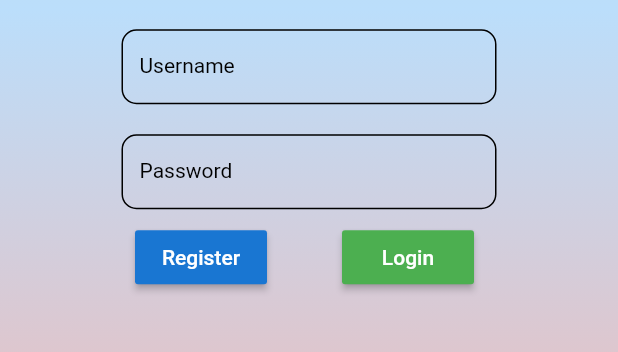
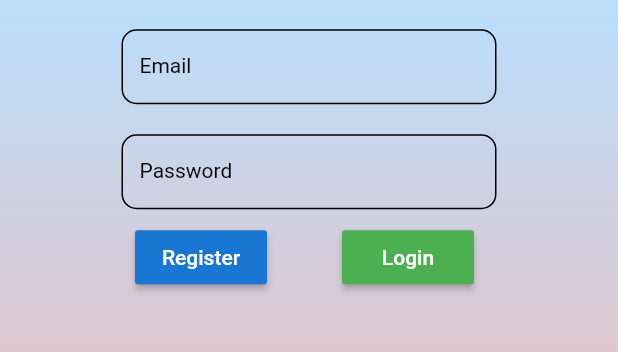
Before and after one commit to Autchadaporn/savemoney2.1, a Flutter app: the screen it shows after launch, after a tap on "Login", on a phone screen of 412 x 824 dp, the part 609-961 px from its top. Run offline on Flutter 3.47's test engine with Material 2 defaults, Android fonts, the phone set to English and light mode, and no system bars; our stand-ins replace cloud_firestore, firebase_auth, firebase_core, firebase_database; accounts and stored records are empty; network calls fail.

Commit message:
first commit

```diff
--- a/lib/pages/login.dart
+++ b/lib/pages/login.dart
@@ -2,9 +2,9 @@ import 'package:flutter/cupertino.dart';
 import 'package:flutter/material.dart';
 import 'package:savemoney2/pages/homepage.dart';
 import 'register.dart';
-import 'package:firebase_database/firebase_database.dart';
-import 'dart:async';
-
+// import 'package:firebase_database/firebase_database.dart';
+import 'package:firebase_auth/firebase_auth.dart';
+// import 'dart:async';
 
 
 // ignore: camel_case_types
@@ -16,8 +16,10 @@ class logIn extends StatefulWidget {
 
 // ignore: camel_case_types
 class _logInState extends State<logIn> {
-  String username, password ;
-  final databaseReference = FirebaseDatabase.instance.reference();
+  final FirebaseAuth _auth = FirebaseAuth.instance;
+  TextEditingController emailController = TextEditingController();
+  TextEditingController passwordController = TextEditingController();
+  GlobalKey<ScaffoldState> scaffoldKey = GlobalKey();
   @override
   Widget build(BuildContext context) {
     return Scaffold(
@@ -77,16 +79,7 @@ class _logInState extends State<logIn> {
   RaisedButton get login {
     return RaisedButton(
       onPressed: () => {
-        // print('user = $email pass = $password');
-            if (username == null ||
-                username.isEmpty ||
-                password == null ||
-                password.isEmpty) {
-              // print('กรุณากรอกข้อมูล');
-              // normalDialog(context, 'กรุณากรอกข้อมูล'),
-            } else {
-              loginserve(),
-            }
+        signIn(),
       },
       color: Colors.green,
       // padding: const EdgeInsets.only(left: 10),
@@ -97,34 +90,15 @@ class _logInState extends State<logIn> {
     );
   }
 
-  Future<Null> loginserve() async {
-    var data = databaseReference.child("user");
-    await data.child(username).once().then((DataSnapshot snapshot) {
-      print('Data ======>${snapshot.value}');
-      print(data);
-      if ('${snapshot.value}' == 'null') {
-        // print('user');
-        // normalDialog(context, 'username ของท่านผิด');
-      } else if (password == '${snapshot.value['password']}') {
-        MaterialPageRoute route = MaterialPageRoute(
-          builder: (context) => homepage(),
-        );
-        Navigator.pushAndRemoveUntil(context, route, (route) => false);
-      } else {
-        // print('รหัสไม่ถูก');
-        // normalDialog(context,'รหัสไม่ถูกต้อง กรุณากรอกใหม่');
-      }
-    });
-  }
 
   Widget usernameForm() {
     return Container(
       width: 250.0,
       height: 50.0,
       child: TextField(
-        onChanged: (value) => username = value.trim(),
+        controller: emailController,
         decoration: InputDecoration(
-          labelText: "Username",
+          labelText: "Email",
           labelStyle:
               // TextStyle(fontSize: 14, color: Colors.grey.shade400),
               TextStyle(fontSize: 14, color: Colors.black),
@@ -150,7 +124,7 @@ class _logInState extends State<logIn> {
       width: 250.0,
       height: 50.0,
       child: TextField(
-        onChanged: (value) => password = value.trim(),
+        controller: passwordController,
         decoration: InputDecoration(
           labelText: "Password",
           labelStyle:
@@ -174,7 +148,7 @@ class _logInState extends State<logIn> {
   }
 
 
-}
+
 
 mySizebox() => SizedBox(
       width: 8.0,
@@ -195,4 +169,31 @@ Text nameApp() => Text(
 
     );
 
-Future<void> checksighin() async {}
+signIn() {
+    _auth
+        .signInWithEmailAndPassword(
+            email: emailController.text.trim(),
+            password: passwordController.text.trim())
+        .then((user) {
+          Navigator.pushReplacement(
+          context, MaterialPageRoute(builder: (context) => homepage()));
+
+     // checkAuth(context); // add here
+    }).catchError((error) {
+      print(error.message);
+      scaffoldKey.currentState.showSnackBar(SnackBar(
+        content: Text(error.message, style: TextStyle(color: Colors.white)),
+        backgroundColor: Colors.red,
+      ));
+    });
+  }
+
+  // Future checkAuth(BuildContext context) async {
+  //   FirebaseUser user = await _auth.currentUser();
+  //   if (user != null) {
+  //     print("Already singed-in with");
+  //     Navigator.pushReplacement(
+  //         context, MaterialPageRoute(builder: (context) => MainPage()));
+  //   }
+  // }
+ }
```
Also changed, not shown: lib/pages/register.dart (+60 -42 lines), lib/pages/saveMoney.dart (+33 -9 lines), lib/pages/statement.dart (+15 -4 lines), lib/pages/test.dart (added, +41 -0 lines), lib/pages/total.dart (+36 -0 lines).
